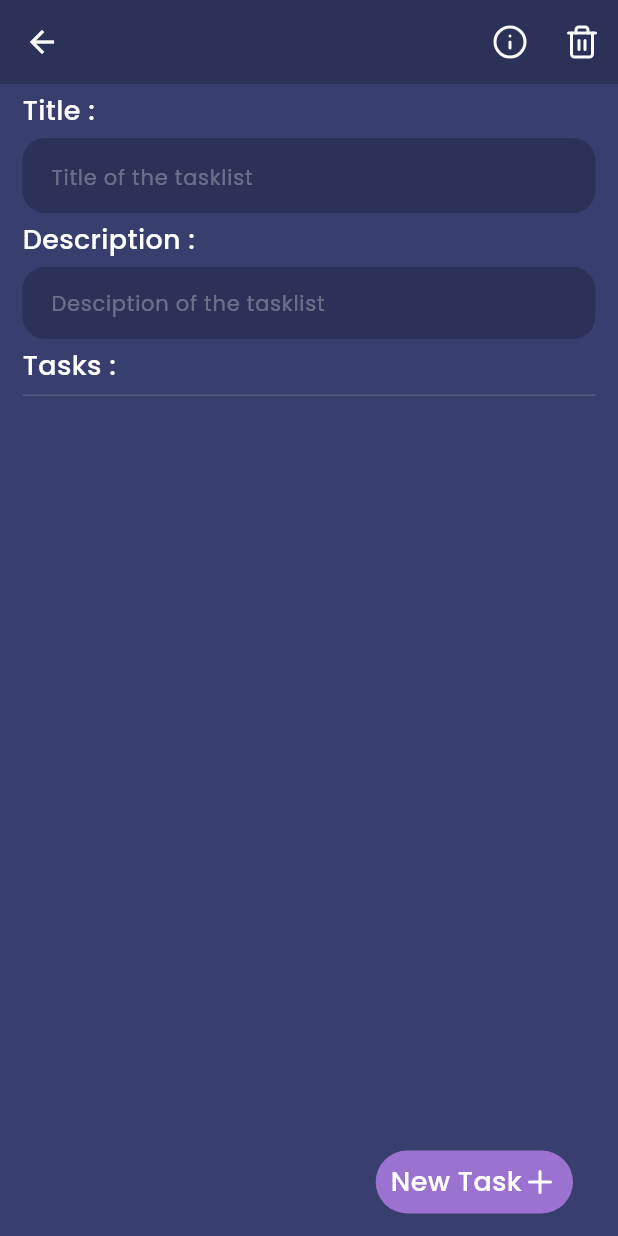
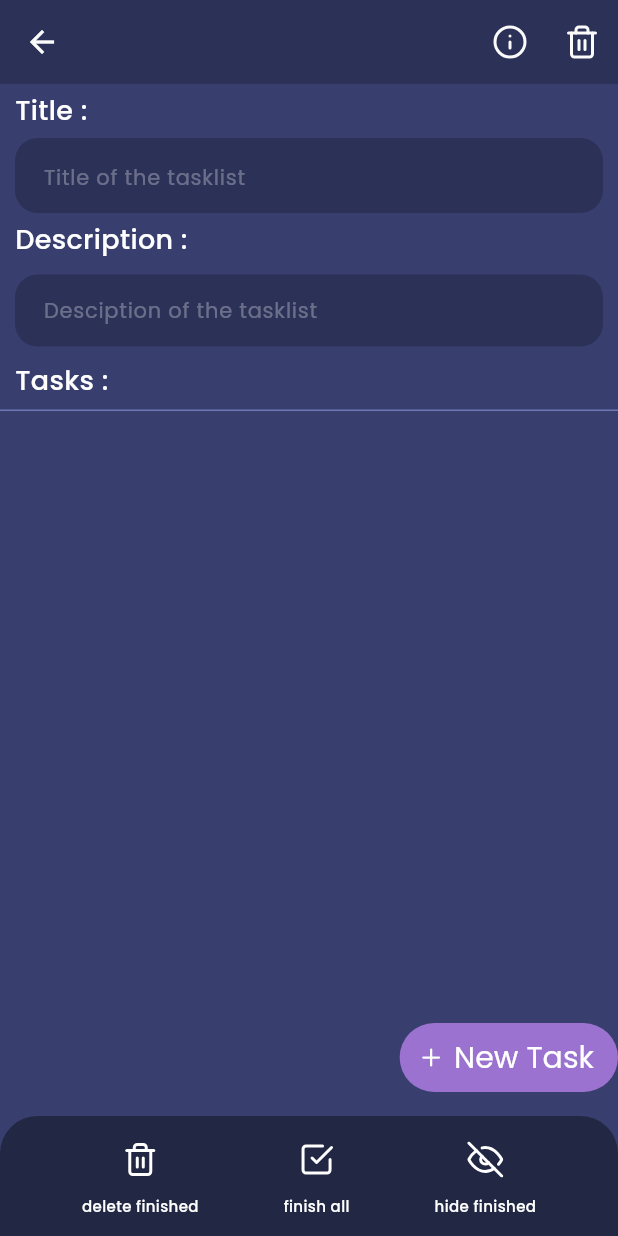
Before and after one commit to GyldenReven/Ametask, a Flutter app: the screen it shows after launch, after a tap on "New Tasklist", on a phone screen of 412 x 824 dp. Run offline on Flutter 3.47's test engine with Material 3 defaults, Android fonts, the phone set to English and light mode, and no system bars; our stand-ins replace feather_icons, google_fonts, sqflite; accounts and stored records are empty.

Commit message:
bar d'action

```diff
--- a/lib/models/ametask_color.dart
+++ b/lib/models/ametask_color.dart
@@ -4,8 +4,11 @@ class AmetaskColors {
   static const Color main = Color(0xFF9B72CF);
   static const Color accent = Color(0xFFCCA6FF);
   static const Color darker = Color(0xFF7753A6);
+  static const Color white = Colors.white;
+  static const Color lightGray = Colors.white70;
   static const Color bg1 = Color(0xFF2B3259);
   static const Color bg2 = Color(0xFF383D6E);
   static const Color bg3 = Color(0xFF222744);
   static const Color discretLine1 = Color(0xFF42496F);
+  static const Color discretLine2 = Color(0xFF6D77B3);
 }
--- a/lib/pages/home/widgets/tasklists_list.dart
+++ b/lib/pages/home/widgets/tasklists_list.dart
@@ -4,6 +4,7 @@ import 'package:flutter/material.dart';
 import 'package:ametask/db/database.dart';
 import 'package:ametask/pages/tasklist_detail/tasklist_detail.dart';
 import 'package:google_fonts/google_fonts.dart';
+import 'package:ametask/models/ametask_color.dart';
 
 class TasklistLists extends StatefulWidget {
   const TasklistLists({super.key});
@@ -117,27 +118,28 @@ class _TasklistListsState extends State<TasklistLists> {
           Positioned(
             bottom: 15,
             right: 15,
-            child: GestureDetector(
-              onTap: addTasklist,
-              child: Container(
-                decoration: BoxDecoration(
-                  borderRadius: BorderRadius.circular(30),
-                  color: const Color(0xFF9B72CF),
+            child: TextButton.icon(
+              onPressed: addTasklist,
+              icon: const Icon(FeatherIcons.plus),
+              label: const Text("New Tasklist"),
+              style: ButtonStyle(
+                backgroundColor: MaterialStateProperty.resolveWith(
+                  (states) {
+                    if (states.contains(MaterialState.pressed)) {
+                      return AmetaskColors.darker;
+                    }
+                    return AmetaskColors.main;
+                  },
                 ),
-                padding: const EdgeInsetsDirectional.symmetric(
-                    vertical: 8, horizontal: 10),
-                child: Row(
-                  children: [
-                    Text(
-                      'New Tasklist',
-                      style: GoogleFonts.poppins(
-                          color: Colors.white,
-                          fontSize: 18,
-                          fontWeight: FontWeight.w500),
-                    ),
-                    const Icon(FeatherIcons.plus, color: Colors.white),
-                  ],
+                foregroundColor: MaterialStateProperty.resolveWith(
+                  (states) {
+                    if (states.contains(MaterialState.pressed)) {
+                      return AmetaskColors.lightGray;
+                    }
+                    return AmetaskColors.white;
+                  },
                 ),
+                textStyle: MaterialStatePropertyAll(GoogleFonts.poppins(fontSize: 20)),
               ),
             ),
           ),
--- /dev/null
+++ b/lib/pages/task_detail/widgets/bottom_bar.dart
@@ -0,0 +1,84 @@
+import 'package:ametask/models/ametask_color.dart';
+import 'package:feather_icons/feather_icons.dart';
+import 'package:flutter/material.dart';
+import 'package:google_fonts/google_fonts.dart';
+
+class BottomTaskslistBar extends StatefulWidget {
+
+  const BottomTaskslistBar({super.key});
+
+  @override
+  State<BottomTaskslistBar> createState() => _BottomTaskslistBarState();
+}
+
+class _BottomTaskslistBarState extends State<BottomTaskslistBar> {
+  @override
+  Widget build(BuildContext context) {
+    return ClipRRect(
+      borderRadius: BorderRadius.vertical(top: Radius.circular(25)),
+      child: BottomAppBar(
+        padding: const EdgeInsets.only(top: 5),
+        color: AmetaskColors.bg3,
+        child: Row(
+          mainAxisAlignment: MainAxisAlignment.spaceEvenly,
+          children: [deleteAllFinishedButton(), finishAllButton(), hideFinishedButton()],
+        ),
+      ),
+    );
+  }
+
+  Widget deleteAllFinishedButton() => Column(children: [
+        IconButton(
+          onPressed: () {},
+          icon: const Icon(FeatherIcons.trash2),
+          style: ButtonStyle(
+              foregroundColor: MaterialStateColor.resolveWith((states) {
+            if (states.contains(MaterialState.pressed)) {
+              return AmetaskColors.main;
+            }
+            return AmetaskColors.white;
+          })),
+        ),
+        Text("delete finished",
+            style: GoogleFonts.poppins(
+                color: AmetaskColors.white,
+                fontSize: 10,
+                fontWeight: FontWeight.w500))
+      ]);
+  Widget finishAllButton() => Column(children: [
+        IconButton(
+          onPressed: () {},
+          icon: const Icon(FeatherIcons.checkSquare),
+          style: ButtonStyle(
+              foregroundColor: MaterialStateColor.resolveWith((states) {
+            if (states.contains(MaterialState.pressed)) {
+              return AmetaskColors.main;
+            }
+            return AmetaskColors.white;
+          })),
+        ),
+        Text("finish all",
+            style: GoogleFonts.poppins(
+                color: AmetaskColors.white,
+                fontSize: 10,
+                fontWeight: FontWeight.w500))
+      ]);
+  Widget hideFinishedButton() => Column(children: [
+        IconButton(
+          onPressed: () {},
+          icon: const Icon(FeatherIcons.eyeOff),
+          style: ButtonStyle(
+              foregroundColor: MaterialStateColor.resolveWith((states) {
+            if (states.contains(MaterialState.pressed)) {
+              return AmetaskColors.main;
+            }
+            return AmetaskColors.white;
+          })),
+        ),
+        Text("hide finished",
+            style: GoogleFonts.poppins(
+                color: AmetaskColors.white,
+                fontSize: 10,
+                fontWeight: FontWeight.w500))
+      ]);
+}
--- a/lib/pages/tasklist_detail/tasklist_detail.dart
+++ b/lib/pages/tasklist_detail/tasklist_detail.dart
@@ -1,5 +1,6 @@
 import 'package:ametask/models/ametask_color.dart';
 import 'package:ametask/models/tasklists_model.dart';
+import 'package:ametask/pages/task_detail/widgets/bottom_bar.dart';
 import 'package:flutter/material.dart';
 import 'package:ametask/db/database.dart';
 import 'package:ametask/pages/tasklist_detail/widgets/tasks_list.dart';
@@ -57,24 +58,25 @@ class _DetailTasklistState extends State<DetailTasklist> {
   }
 
   String createDateToString() {
-    return "${tasklist.createDate.day.toString()}"
-        "/${tasklist.createDate.month.toString()}"
+    return "${tasklist.createDate.day}"
+        "/${tasklist.createDate.month}"
         "/${tasklist.createDate.year.toString().substring(2)}"
-        " at ${tasklist.createDate.hour.toString()}"
-        ":${tasklist.createDate.minute.toString()}";
+        " at ${tasklist.createDate.hour}"
+        ":${tasklist.createDate.minute}";
   }
 
   String modifDateToString() {
-    return "${tasklist.lastModifDate.day.toString()}"
-        "/${tasklist.lastModifDate.month.toString()}"
+    return "${tasklist.lastModifDate.day}"
+        "/${tasklist.lastModifDate.month}"
         "/${tasklist.lastModifDate.year.toString().substring(2)}"
-        " at ${tasklist.lastModifDate.hour.toString()}"
-        ":${tasklist.lastModifDate.minute.toString()}";
+        " at ${tasklist.lastModifDate.hour}"
+        ":${tasklist.lastModifDate.minute}";
   }
 
   String percentageFinished() {
     try {
-      return '${(((numTasks - numTasksRemaining) / numTasks) * 100).round().toString()}%';
+      int percent = (((numTasks - numTasksRemaining) / numTasks) * 100).round();
+      return '$percent%';
     } catch (e) {
       return '0%';
     }
@@ -98,13 +100,12 @@ class _DetailTasklistState extends State<DetailTasklist> {
       ),
       body: isLoading
           ? const Center(child: CircularProgressIndicator())
-          : Container(
-              padding: const EdgeInsets.symmetric(horizontal: 15),
-              child: Column(
+          : Column(
               crossAxisAlignment: CrossAxisAlignment.start,
               children: [
                 Container(
-                    padding: const EdgeInsets.symmetric(vertical: 5),
+                  padding:
+                      const EdgeInsets.symmetric(vertical: 5, horizontal: 10),
                   child: Text(
                     "Title :",
                     style: GoogleFonts.poppins(
@@ -113,7 +114,9 @@ class _DetailTasklistState extends State<DetailTasklist> {
                         fontWeight: FontWeight.w500),
                   ),
                 ),
-                  TextFormField(
+                Padding(
+                  padding: const EdgeInsets.symmetric(horizontal: 10),
+                  child: TextFormField(
                     maxLines: null,
                     keyboardType: TextInputType.text,
                     initialValue: tasklist.name,
@@ -149,8 +152,10 @@ class _DetailTasklistState extends State<DetailTasklist> {
                     },
                     onFieldSubmitted: (String value) => modifTasklist(),
                   ),
+                ),
                 Container(
-                    padding: const EdgeInsets.symmetric(vertical: 5),
+                  padding:
+                      const EdgeInsets.symmetric(vertical: 5, horizontal: 10),
                   child: Text(
                     "Description :",
                     style: GoogleFonts.poppins(
@@ -159,7 +164,10 @@ class _DetailTasklistState extends State<DetailTasklist> {
                         fontWeight: FontWeight.w500),
                   ),
                 ),
-                  TextFormField(
+                Padding(
+                  padding:
+                      const EdgeInsets.symmetric(vertical: 5, horizontal: 10),
+                  child: TextFormField(
                     maxLines: null,
                     keyboardType: TextInputType.multiline,
                     initialValue: tasklist.description,
@@ -193,8 +201,9 @@ class _DetailTasklistState extends State<DetailTasklist> {
                       await AmetaskDatabase.instance.updateTasklist(tasklist);
                     },
                   ),
+                ),
                 Container(
-                    padding: const EdgeInsets.symmetric(vertical: 5),
+                  padding: const EdgeInsets.symmetric(vertical: 5, horizontal: 10),
                   child: Text(
                     "Tasks :",
                     style: GoogleFonts.poppins(
@@ -203,12 +212,12 @@ class _DetailTasklistState extends State<DetailTasklist> {
                         fontWeight: FontWeight.w500),
                   ),
                 ),
-                  const Divider(height: 3, color: Color(0xFF575B7B)),
+                const Divider(height: 3, color: AmetaskColors.discretLine2),
                 TasksList(
                   tasklist: tasklist,
                 ),
+                BottomTaskslistBar()
               ],
-              ),
             ),
     );
   }
--- a/lib/pages/tasklist_detail/widgets/tasks_list.dart
+++ b/lib/pages/tasklist_detail/widgets/tasks_list.dart
@@ -113,28 +113,29 @@ class _TasksListState extends State<TasksList> {
           ),
           Positioned(
             bottom: 15,
-            right: 15,
-            child: GestureDetector(
-              onTap: addTask,
-              child: Container(
-                decoration: BoxDecoration(
-                  borderRadius: BorderRadius.circular(30),
-                  color: const Color(0xFF9B72CF),
+            right: 0,
+            child: TextButton.icon(
+              onPressed: addTask,
+              icon: const Icon(FeatherIcons.plus),
+              label: const Text("New Task"),
+              style: ButtonStyle(
+                backgroundColor: MaterialStateProperty.resolveWith(
+                  (states) {
+                    if (states.contains(MaterialState.pressed)) {
+                      return AmetaskColors.darker;
+                    }
+                    return AmetaskColors.main;
+                  },
                 ),
-                padding: const EdgeInsetsDirectional.symmetric(
-                    vertical: 8, horizontal: 10),
-                child: Row(
-                  children: [
-                    Text(
-                      'New Task',
-                      style: GoogleFonts.poppins(
-                          color: Colors.white,
-                          fontSize: 18,
-                          fontWeight: FontWeight.w500),
-                    ),
-                    const Icon(FeatherIcons.plus, color: Colors.white),
-                  ],
+                foregroundColor: MaterialStateProperty.resolveWith(
+                  (states) {
+                    if (states.contains(MaterialState.pressed)) {
+                      return AmetaskColors.lightGray;
+                    }
+                    return AmetaskColors.white;
+                  },
                 ),
+                textStyle: MaterialStatePropertyAll(GoogleFonts.poppins(fontSize: 20)),
               ),
             ),
           ),
```
Lines whose indentation alone changed are shown as unchanged.
